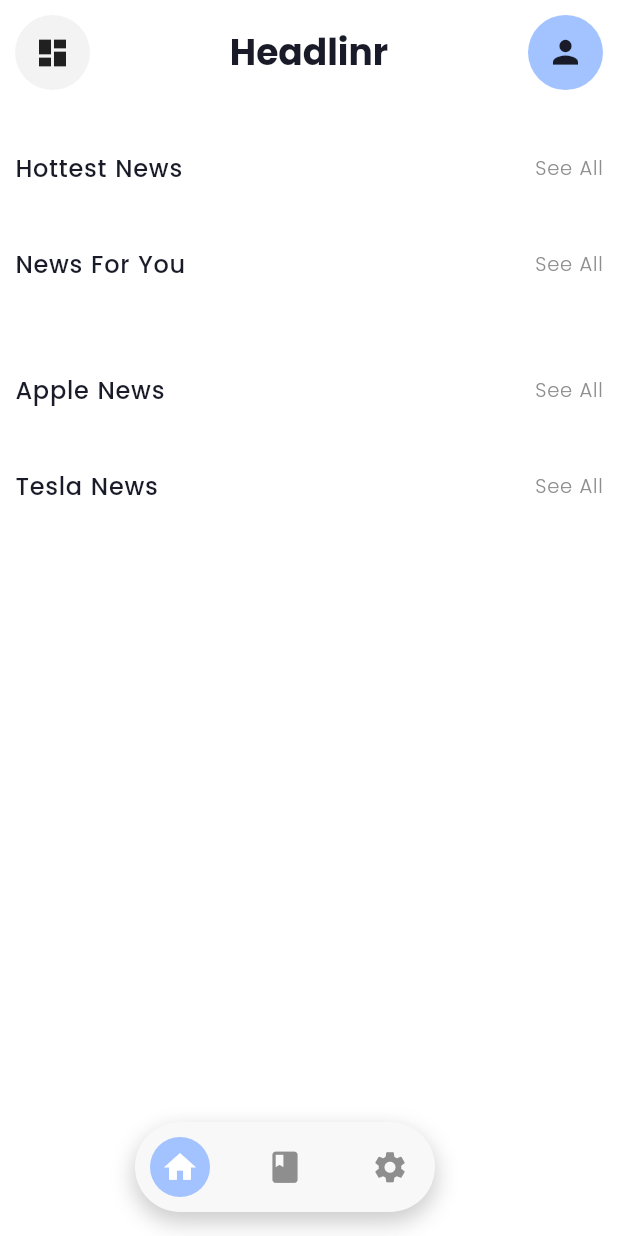
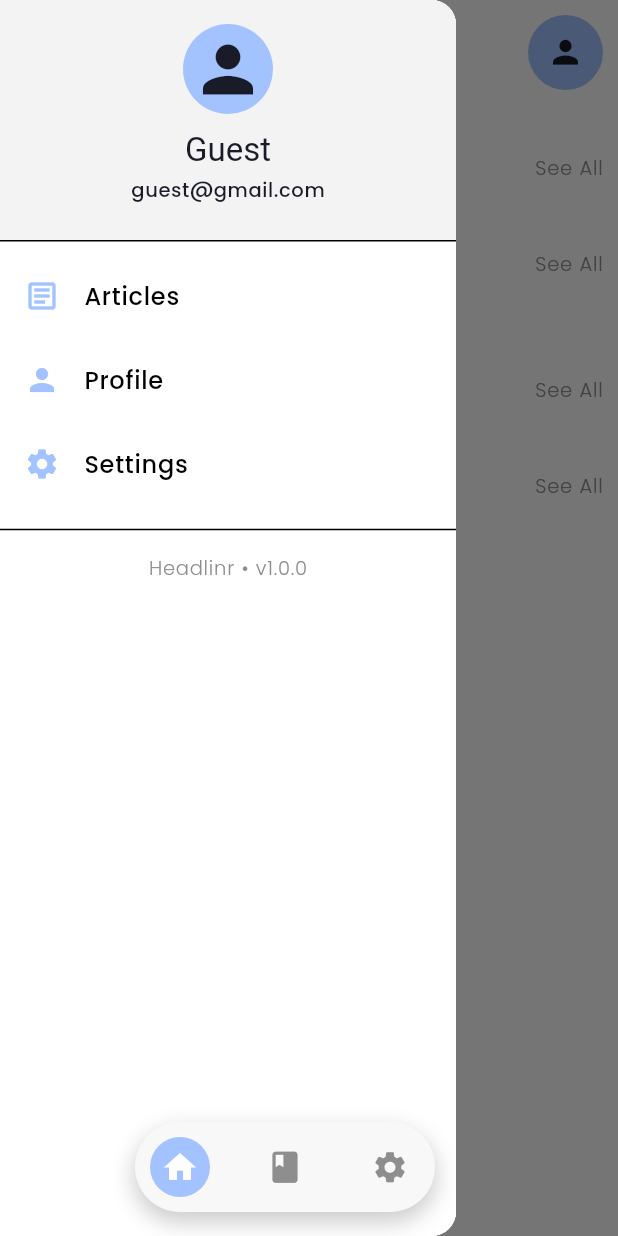
Before and after one commit to DevPatel1102/Headlinr, a Flutter app: the screen it shows after launch, with the side drawer open (before the commit the screen has no drawer), on a phone screen of 412 x 824 dp. Run offline on Flutter 3.47's test engine with Material 3 defaults, Android fonts, the phone set to English and light mode, and no system bars; our stand-ins replace flutter_dotenv, flutter_tts, fluttertoast, get, get_storage, image_cropper and 3 more; network calls fail.

Commit message:
Implemented Dashboard Drawer Page

```diff
--- /dev/null
+++ b/lib/Pages/Dashboard/dashboard_drawer.dart
@@ -0,0 +1,118 @@
+import 'dart:io';
+
+import 'package:flutter/material.dart';
+import 'package:get_storage/get_storage.dart';
+import 'package:news_app/Controllers/profile_controller.dart';
+import 'package:get/get.dart';
+import 'package:news_app/Pages/ArticlePage/article_page.dart';
+import 'package:news_app/Pages/ProfilePage/profile_page.dart';
+import 'package:news_app/Pages/ProfileSettingsPage/profile_settings_page.dart';
+
+class DashboardDrawer extends StatelessWidget {
+  const DashboardDrawer({super.key});
+
+  @override
+  Widget build(BuildContext context) {
+    final colorScheme = Theme.of(context).colorScheme;
+    ProfileController profileController = Get.put(ProfileController());
+
+    final userName = profileController.name.value;
+    final userEmail = profileController.email.value;
+    final imagePath = profileController.imagePath.value;
+
+    return Drawer(
+      child: Container(
+        color: colorScheme.background,
+        child: ListView(
+          padding: EdgeInsets.zero,
+          children: [
+            DrawerHeader(
+              decoration: BoxDecoration(
+                color: colorScheme.primaryContainer,
+              ),
+              child: Column(
+                crossAxisAlignment: CrossAxisAlignment.center,
+                children: [
+                  CircleAvatar(
+                    radius: 30,
+                    backgroundColor: Theme.of(context).colorScheme.primary,
+                    backgroundImage: imagePath.isNotEmpty ? FileImage(File(imagePath)) : null,
+                    child: imagePath.isEmpty
+                        ? Icon(Icons.person, size: 50, color: Theme.of(context).colorScheme.onPrimaryContainer)
+                        : null,
+                  ),
+                  const SizedBox(height: 10),
+                  Text(
+                    userName,
+                    style: Theme.of(context).textTheme.titleLarge,
+                  ),
+                  const SizedBox(height: 4),
+                  Text(
+                    userEmail,
+                    style: Theme.of(context).textTheme.bodySmall,
+                  ),
+                ],
+              ),
+            ),
+            _buildDrawerItem(
+              icon: Icons.article_outlined,
+              text: 'Articles',
+              onTap: () {
+                Navigator.of(context).pop();
+                Get.to(() => ArticlePage());
+              },
+              context: context,
+            ),
+            _buildDrawerItem(
+              icon: Icons.person,
+              text: 'Profile',
+              onTap: () {
+                Navigator.of(context).pop();
+                Get.to(() => ProfilePage());
+              },
+              context: context,
+            ),
+            _buildDrawerItem(
+              icon: Icons.settings,
+              text: 'Settings',
+              onTap: () {
+                Navigator.of(context).pop();
+                Get.to(() => ProfileSettingsPage());
+              },
+              context: context,
+            ),
+            const Divider(height: 32),
+            // App version info
+            Center(
+              child: Text(
+                "Headlinr • v1.0.0",
+                style: Theme.of(context).textTheme.labelSmall,
+              ),
+            ),
+          ],
+        ),
+      ),
+    );
+  }
+
+  Widget _buildDrawerItem({
+    required IconData icon,
+    required String text,
+    required VoidCallback onTap,
+    required BuildContext context,
+    Color? color,
+  }) {
+    final colorScheme = Theme.of(context).colorScheme;
+
+    return ListTile(
+      leading: Icon(icon, color: color ?? colorScheme.primary),
+      title: Text(
+        text,
+        style: TextStyle(
+          color: color ?? colorScheme.onBackground,
+        ),
+      ),
+      onTap: onTap,
+    );
+  }
+}
--- a/lib/Pages/HomePage/home_page.dart
+++ b/lib/Pages/HomePage/home_page.dart
@@ -10,6 +10,7 @@ import 'package:news_app/Pages/NewsDetails/news_details.dart';
 import 'package:news_app/Pages/ProfilePage/profile_page.dart';
 import 'package:news_app/Pages/SeeAllNews/see_all_news.dart';
 import '../../Controllers/profile_controller.dart';
+import '../Dashboard/dashboard_drawer.dart';
 
 class HomePage extends StatefulWidget {
   const HomePage({super.key});
@@ -24,6 +25,15 @@ class _HomePageState extends State<HomePage> {
     final NewsController newsController = Get.put(NewsController());
     final ProfileController profileController = Get.put(ProfileController());
 
+    final GlobalKey<ScaffoldState> scaffoldKey = GlobalKey<ScaffoldState>();
+    void toggleDrawer() {
+      if (scaffoldKey.currentState!.isDrawerOpen) {
+        Navigator.of(context).pop(); // Closes drawer
+      } else {
+        scaffoldKey.currentState!.openDrawer(); // Opens drawer
+      }
+    }
+
     return Scaffold(
       // appBar: AppBar(
       //   title: Text(
@@ -31,6 +41,8 @@ class _HomePageState extends State<HomePage> {
       //     style: Theme.of(context).textTheme.headlineLarge,
       //   ),
       // ),
+      key: scaffoldKey, // Assign the global key
+      drawer: const DashboardDrawer(),
       body: SafeArea(
         child: Padding(
           padding: const EdgeInsets.all(10.0),
@@ -39,7 +51,9 @@ class _HomePageState extends State<HomePage> {
               Row(
                 mainAxisAlignment: MainAxisAlignment.spaceBetween,
                 children: [
-                  Container(
+                  GestureDetector(
+                    onTap: toggleDrawer,
+                    child: Container(
                       width: 50,
                       height: 50,
                       decoration: BoxDecoration(
@@ -47,6 +61,7 @@ class _HomePageState extends State<HomePage> {
                         borderRadius: BorderRadius.circular(100),
                       ),
                       child: const Icon(Icons.dashboard),
+                    ),
                   ),
                   Text(
                     "Headlinr",
--- a/lib/Pages/ProfilePage/profile_page.dart
+++ b/lib/Pages/ProfilePage/profile_page.dart
@@ -85,14 +85,6 @@ class ProfilePage extends StatelessWidget {
           ),
           const SizedBox(height: 30),
 
-          // Settings Navigation
-          ListTile(
-            leading: const Icon(Icons.settings),
-            title: Text("Settings", style: theme.textTheme.bodyLarge),
-            trailing: const Icon(Icons.arrow_forward_ios, size: 16),
-            onTap: () => Get.to(() => ProfileSettingsPage()),
-          ),
-
           // Edit Profile (Placeholder)
           ListTile(
             leading: const Icon(Icons.edit),
@@ -101,6 +93,14 @@ class ProfilePage extends StatelessWidget {
             onTap: () {
               Get.to(() => const EditProfilePage());
             },
+          ),
+
+          // Settings Navigation
+          ListTile(
+            leading: const Icon(Icons.settings),
+            title: Text("Settings", style: theme.textTheme.bodyLarge),
+            trailing: const Icon(Icons.arrow_forward_ios, size: 16),
+            onTap: () => Get.to(() => ProfileSettingsPage()),
           ),
 
           // // Logout
```
Lines whose indentation alone changed are shown as unchanged.
